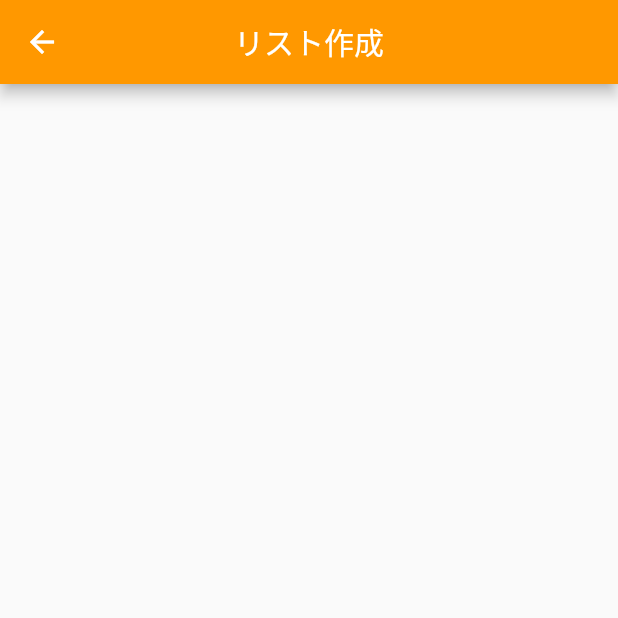
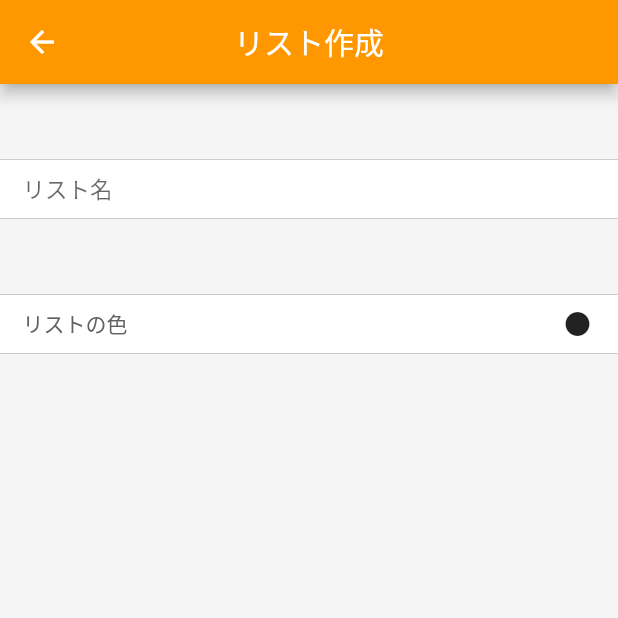
Before and after one commit to tk-wing/flutter-task, a Flutter app: the screen it shows after launch, after a tap on the "edit" icon, after a tap on the "add circle" icon, on a phone screen of 412 x 824 dp, the top half of it. Run offline on Flutter 3.47's test engine with Material 2 defaults, Android fonts, the phone set to English and light mode, and no system bars; our stand-ins replace flutter_calendar_carousel; missing offline and left inert: flutter_material_color_picker; Roboto replaces fonts that are missing (Regular).

Commit message:
リスト入力画面実装

```diff
--- a/lib/main.dart
+++ b/lib/main.dart
@@ -21,14 +21,19 @@ class _TaskAppState extends State<TaskApp> {
     return MaterialApp(
       title: 'タスク管理アプリ',
       theme: ThemeData(
+        scaffoldBackgroundColor: Colors.grey[100],
         brightness: Brightness.light,
         primaryColor: Colors.orange,
         accentColor: Colors.orangeAccent,
-        primaryIconTheme: IconThemeData.fallback().copyWith(
+        fontFamily: 'Regular',
+        primaryIconTheme: const IconThemeData.fallback().copyWith(
           color: Colors.white,
         ),
-        primaryTextTheme: TextTheme(
-          title: TextStyle(
+        accentIconTheme: const IconThemeData.fallback().copyWith(
+          color: Colors.white,
+        ),
+        primaryTextTheme: const TextTheme(
+          title: const TextStyle(
             color: Colors.white,
           ),
         ),
--- a/lib/view/components/bucket_tile.dart
+++ b/lib/view/components/bucket_tile.dart
@@ -16,7 +16,15 @@ class BucketTile extends StatelessWidget {
 
   @override
   Widget build(BuildContext context) {
-    return ListTile(
+    return Container(
+      height: 40,
+      decoration: BoxDecoration(
+        color: Colors.white,
+        border: Border(
+          bottom: BorderSide(color: Colors.grey[400], width: 0.5),
+        ),
+      ),
+      child: ListTile(
         enabled: true,
         dense: true,
         onTap: isEditable ? () => onTapEdit(bucket) : () => onTapNext(bucket),
@@ -41,6 +49,7 @@ class BucketTile extends StatelessWidget {
             ? GestureDetector(
                 child: Icon(Icons.menu), onTap: () => print('humbger'))
             : Icon(Icons.navigate_next),
+      ),
     );
   }
 }
--- a/lib/view/components/filter_tile.dart
+++ b/lib/view/components/filter_tile.dart
@@ -9,7 +9,15 @@ class FilterTile extends StatelessWidget {
 
   @override
   Widget build(BuildContext context) {
-    return ListTile(
+    return Container(
+      height: 40,
+      decoration: BoxDecoration(
+        color: Colors.white,
+        border: Border(
+          bottom: BorderSide(color: Colors.grey[400], width: 0.5),
+        ),
+      ),
+      child: ListTile(
         dense: true,
         onTap: () => onTapNext(filter),
         leading: Icon(filter.icon),
@@ -22,6 +30,7 @@ class FilterTile extends StatelessWidget {
               )
             ]),
         trailing: Icon(Icons.navigate_next),
+      ),
     );
   }
 }
--- a/lib/view/screens/list_input_screen.dart
+++ b/lib/view/screens/list_input_screen.dart
@@ -1,5 +1,6 @@
 import 'package:flutter/material.dart';
 import 'package:flutter_task/resources/models/bucket.dart';
+import 'package:flutter_material_color_picker/flutter_material_color_picker.dart';
 
 enum InputStatus { ADD, EDIT }
 
@@ -15,6 +16,7 @@ class BucketInputScreen extends StatefulWidget {
 
 class _BucketInputScreenState extends State<BucketInputScreen> {
   String _title = '';
+  bool _isColorPick = false;
 
   @override
   void initState() {
@@ -35,7 +37,9 @@ class _BucketInputScreenState extends State<BucketInputScreen> {
           centerTitle: true,
         ),
         body: Column(children: <Widget>[
+          SizedBox(height: 50.0),
           _bucketNameInputPart(),
+          SizedBox(height: 50.0),
           _bucketIconColorSelectPart(),
         ]),
       ),
@@ -43,14 +47,109 @@ class _BucketInputScreenState extends State<BucketInputScreen> {
   }
 
   Widget _bucketNameInputPart() {
-    return TextField(
-      decoration: InputDecoration(
-        border: InputBorder.none,
+    return Container(
+      height: 40.0,
+      padding: const EdgeInsets.symmetric(horizontal: 15.0),
+      decoration: BoxDecoration(
+        color: Colors.white,
+        border: Border(
+          top: BorderSide(color: Colors.grey[400], width: 0.5),
+          bottom: BorderSide(color: Colors.grey[400], width: 0.5),
+        ),
+      ),
+      child: TextField(
+        keyboardType: TextInputType.text,
+        style: const TextStyle(fontSize: 20.0),
+        decoration: InputDecoration(
+          contentPadding: const EdgeInsets.only(bottom: 10.0),
+          hintText: 'リスト名',
+          hintStyle: const TextStyle(fontSize: 15.0),
+          border: InputBorder.none,
+        ),
       ),
     );
   }
 
   Widget _bucketIconColorSelectPart() {
-    return Container();
+    return InkWell(
+      onTap: () => {
+        setState(() {
+          print('hogehoge');
+          _isColorPick = _isColorPick != true;
+        })
+      },
+      child: AnimatedContainer(
+        curve: Curves.fastOutSlowIn,
+        duration: Duration(milliseconds: 500),
+        height: _isColorPick ? 85.0 : 40.0,
+        width: MediaQuery.of(context).size.width,
+        padding: const EdgeInsets.symmetric(horizontal: 15.0),
+        decoration: BoxDecoration(
+          color: Colors.white,
+          border: Border(
+            top: BorderSide(color: Colors.grey[400], width: 0.5),
+            bottom: BorderSide(color: Colors.grey[400], width: 0.5),
+          ),
+        ),
+        child: Stack(
+          children: <Widget>[
+            Positioned(
+              top: 40,
+              child: _selectColor(),
+            ),
+            Positioned(
+              child: Container(
+                color: Colors.white,
+                height: 40.0,
+                child: Row(
+                  mainAxisAlignment: MainAxisAlignment.spaceBetween,
+                  children: <Widget>[
+                    Text(
+                      'リストの色',
+                      style: TextStyle(color: Colors.grey[700]),
+                    ),
+                    Icon(Icons.fiber_manual_record),
+                  ],
+                ),
+              ),
+            ),
+          ],
+        ),
+      ),
+    );
+  }
+
+  Widget _selectColor() {
+    return Container(
+      color: Colors.white,
+      height: 40.0,
+      child: Row(
+        mainAxisAlignment: MainAxisAlignment.center,
+        children: <Widget>[
+          IconButton(
+              icon: Icon(
+                Icons.fiber_manual_record,
+                color: Colors.redAccent,
+              ),
+              onPressed: null),
+          IconButton(
+              icon: Icon(Icons.fiber_manual_record, color: Colors.green),
+              onPressed: null),
+          IconButton(
+              icon: Icon(Icons.fiber_manual_record, color: Colors.lightBlue),
+              onPressed: null),
+          IconButton(
+              icon: Icon(Icons.fiber_manual_record, color: Colors.orange),
+              onPressed: null),
+          IconButton(
+              icon: Icon(Icons.fiber_manual_record,
+                  color: Colors.yellowAccent[700]),
+              onPressed: null),
+          IconButton(
+              icon: Icon(Icons.fiber_manual_record, color: Colors.grey),
+              onPressed: null),
+        ],
+      ),
+    );
   }
 }
--- a/lib/view/screens/pages/list_page.dart
+++ b/lib/view/screens/pages/list_page.dart
@@ -4,7 +4,7 @@ import 'package:flutter_task/resources/models/bucket.dart';
 import 'package:flutter_task/view/components/bucket_tile.dart';
 import 'package:flutter_task/view/components/filter_tile.dart';
 import 'package:flutter_task/view/screens/list_input_screen.dart';
-import 'package:flutter_task/view/screens/task_list_screen.dart';
+import 'package:flutter_task/view/screens/bucket_list_screen.dart';
 import 'package:flutter_task/viewModel/list_viewmodel.dart';
 import 'package:provider/provider.dart';
 
@@ -17,6 +17,7 @@ class ListPage extends StatelessWidget {
       child: Scaffold(
         appBar: AppBar(
           title: Text('リスト'),
+          centerTitle: true,
           backgroundColor: Colors.orange,
           actions: <Widget>[
             IconButton(
@@ -37,13 +38,13 @@ class ListPage extends StatelessWidget {
             children: <Widget>[
               Container(
                 decoration: BoxDecoration(
-                  color: Colors.grey[200],
                   border: Border(
                     bottom: BorderSide(color: Colors.grey[400], width: 1.0),
                   ),
                 ),
                 height: 35,
                 padding: EdgeInsets.only(top: 10.0, bottom: 5.0, left: 15.0),
+                margin: EdgeInsets.only(top: 15),
                 width: MediaQuery.of(context).size.width,
                 child: Text('フィルター', style: TextStyle(color: Colors.grey[700])),
               ),
@@ -51,7 +52,6 @@ class ListPage extends StatelessWidget {
                 height: 200,
                 child: ListView.builder(
                   physics: NeverScrollableScrollPhysics(),
-                  itemExtent: 40,
                   itemBuilder: (context, int i) => FilterTile(
                     filter: defaultFilter[i],
                     onTapNext: (filter) => _toTaskListScreen(filter, context),
@@ -61,14 +61,13 @@ class ListPage extends StatelessWidget {
               ),
               Container(
                 decoration: BoxDecoration(
-                  color: Colors.grey[200],
                   border: Border(
                     bottom: BorderSide(color: Colors.grey[400], width: 1.0),
                   ),
                 ),
                 height: 35,
                 padding: EdgeInsets.only(top: 10.0, bottom: 5.0, left: 15.0),
-                margin: EdgeInsets.only(top: 20),
+                margin: EdgeInsets.only(top: 15),
                 width: MediaQuery.of(context).size.width,
                 child:
                     Text('タスクリスト', style: TextStyle(color: Colors.grey[700])),
@@ -88,7 +87,16 @@ class ListPage extends StatelessWidget {
                         );
                       },
                       child: model.isEditable
-                          ? ListTile(
+                          ? Container(
+                              decoration: BoxDecoration(
+                                color: Colors.white,
+                                border: Border(
+                                  bottom: BorderSide(
+                                      color: Colors.grey[400], width: 0.5),
+                                ),
+                              ),
+                              height: 40,
+                              child: ListTile(
                                 dense: true,
                                 leading: GestureDetector(
                                   child: Icon(
@@ -98,6 +106,7 @@ class ListPage extends StatelessWidget {
                                   onTap: () => _toListAddScreen(context),
                                 ),
                                 title: Text('タスクリスト追加'),
+                              ),
                             )
                           : Container(),
                     ),
@@ -109,7 +118,6 @@ class ListPage extends StatelessWidget {
                   return ListView.builder(
                     physics: NeverScrollableScrollPhysics(),
                     shrinkWrap: true,
-                    itemExtent: 40,
                     itemBuilder: (context, int i) => BucketTile(
                       bucket: model.buckets[i],
                       isEditable: model.isEditable,
```
Also changed, not shown: pubspec.yaml (+11 -17 lines), lib/view/screens/bucket_list_screen.dart (renamed from lib/view/screens/task_list_screen.dart), pubspec.lock, 2 other files. Lines whose indentation alone changed are shown as unchanged.
